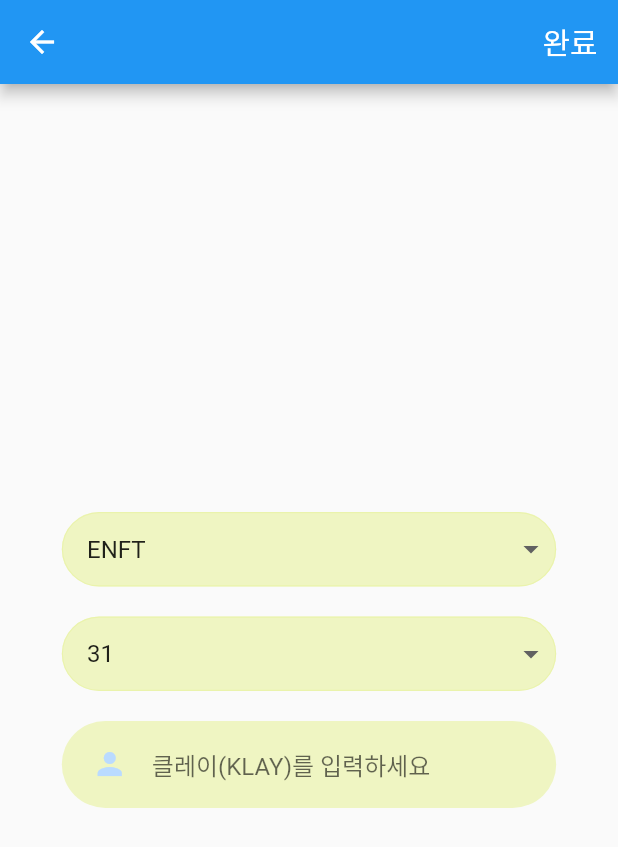
After one commit to ENFT-Token/client-app-getx, a Flutter app: the RequestTicketPage screen opened by its route, on a phone screen of 412 x 824 dp. The commit adds this screen. Shown: the top 847 px of the screen. Run offline on Flutter 3.47's test engine with Material 2 defaults, Android fonts, the phone set to English and light mode, and no system bars; our stand-ins replace convert, flutter_dotenv, flutter_svg, get, image_picker, location and 4 more; missing offline and left inert: android_intent_plus, dbcrypt, http_auth, jwt_decode; accounts and stored records are empty; network calls fail; statements that could not run were skipped; project files that could hold a hidden picture were left out.

Commit message:
Add: request_ticket page

```diff
--- /dev/null
+++ b/lib/app/binding/request_ticket.dart
@@ -0,0 +1,14 @@
+import 'package:get/get.dart';
+
+import 'package:enft/app/controller/request_ticket.dart';
+import 'package:enft/app/data/provider/request_ticket_api.dart';
+import 'package:enft/app/data/repository/request_ticket.dart';
+
+class RequestTicketBinding extends Bindings {
+  @override
+  void dependencies() {
+    Get.lazyPut(() =>
+        RequestTicketController(repository: RequestTicketRepository(
+            requestTicketApi: RequestTicketApi())));
+  }
+}
--- /dev/null
+++ b/lib/app/controller/request_ticket.dart
@@ -0,0 +1,66 @@
+import 'package:get/get.dart';
+
+import 'package:enft/app/data/repository/request_ticket.dart';
+
+// 시나리오
+// 1. 게시글에서 A 헬스장 사장님이 헬스장 이용권 홍보 및 판매 게시글을 올린다.
+// 2. 사용자는 그 글을 보고 마음에 들어 발급 요청 버튼을 누른다.
+// 3. 사용자는 헬스장 이용권 기간과 지불할 클레이튼을 입력한다.
+// 4. 사용자는 완료 버튼을 눌러 발급 요청을 하고, 클레이튼을 지불한다.
+// 5. A 헬스장 사장님은 발급 요청을 확인하고, 발급을 승인한다.
+// 6. 사용자는 이용권을 받는다.
+// 7. 만약 승인하지 않는다면, 클레이튼을 환불받는다.
+
+// 개발
+// 1. 사용자가 발급 요청 버튼을 누를 때, 헬스장 이름은 고정이며 헬스장 이용권 기간 목록 데이터를 받아와야 한다.
+// 2. 헬스장 이름은 텍스트, 헬스장 이용권 기간 목록은 드롭다운, 클레이튼은 텍스트폼이다.
+// 3. 완료 버튼을 누르면 발급 요청과 더불어 클레이튼을 지불한다.
+
+class RequestTicketController extends GetxController {
+  late final RequestTicketRepository repository;
+
+  RequestTicketController({required this.repository});
+
+  @override
+  onInit() async {
+    getTicketTerms();
+    getGymNames();
+  }
+
+  // 이 변수는 테스트용 변수입니다.
+  List<String> _gymNames = [];
+
+  // 이 변수들은 실제로 사용 될 변수입니다.
+  RxString _selectGymName = "".obs;
+  RxInt _selectTicketTerm = 0.obs;
+  List<int> _ticketTerms = [];
+  RxDouble _paymentKlay = 0.0.obs;
+
+  get gymNames => _gymNames;
+
+  get ticketTerms => _ticketTerms;
+
+  get selectGymName => _selectGymName.value;
+
+  set selectGymName(value) => _selectGymName.value = value;
+
+  get selectTicketTerm => _selectTicketTerm.value;
+
+  set selectTicketTerm(value) => _selectTicketTerm.value = value;
+
+  get paymentKlay => _paymentKlay.value;
+
+  set paymentKlay(value) => _paymentKlay.value = value;
+
+  // 실제 사용할 함수입니다.
+  getTicketTerms() {
+    _ticketTerms = repository.getTicketTerms();
+    selectTicketTerm = ticketTerms[0];
+  }
+
+  // 테스트용 함수입니다.
+  getGymNames() {
+    _gymNames = repository.getGymNames();
+    selectGymName = gymNames[0];
+  }
+}
--- /dev/null
+++ b/lib/app/data/provider/request_ticket_api.dart
@@ -0,0 +1,3 @@
+class RequestTicketApi {
+
+}
--- /dev/null
+++ b/lib/app/data/repository/request_ticket.dart
@@ -0,0 +1,13 @@
+import 'package:enft/app/data/provider/request_ticket_api.dart';
+
+class RequestTicketRepository {
+  late final RequestTicketApi requestTicketApi;
+
+  RequestTicketRepository({required this.requestTicketApi});
+
+  // 실제 사용할 함수입니다. 개월 수를 int로 받는다고 생각했습니다.
+  getTicketTerms() => [31, 61, 92, 182, 365];
+
+  // 테스트용 함수입니다. 헬스장 이름 목록을 받아옵니다.
+  getGymNames() => ['ENFT', 'MBTI', '아주대학교'];
+}
--- a/lib/app/route/app_routes.dart
+++ b/lib/app/route/app_routes.dart
@@ -22,13 +22,13 @@ import 'package:enft/app/ui/location/location.dart';
 import 'package:enft/app/binding/home.dart';
 import 'package:enft/app/binding/ticket.dart';
 import 'package:enft/app/binding/chat.dart';
-import 'package:enft/app/binding/message.dart';
+import 'package:enft/app/binding/request_ticket.dart';
 
 // after login
 import 'package:enft/app/ui/home/home.dart';
 import 'package:enft/app/ui/ticket/ticket.dart';
 import 'package:enft/app/ui/chat/chat.dart';
-import 'package:enft/app/ui/message/message.dart';
+import 'package:enft/app/ui/request_ticket/request_ticket.dart';
 
 class AppRoutes implements Routes {
   static final routes = [
@@ -68,9 +68,9 @@ class AppRoutes implements Routes {
         page: () => TicketPage(),
         bindings: [TicketBinding(), UserBinding()]),
     GetPage(name: '/chat', page: () => ChatPage(), bindings: [ChatBinding()]),
-    // GetPage(
-    //     name: '/message',
-    //     page: () => MessagePage(),
-    //     bindings: [MessageBinding(), ImageBinding(), UserBinding()]),
+    GetPage(
+        name: '/post/gym_name/request_ticket',
+        page: () => RequestTicketPage(),
+        bindings: [RequestTicketBinding()])
   ];
 }
--- /dev/null
+++ b/lib/app/ui/request_ticket/components/body.dart
@@ -0,0 +1,62 @@
+import 'package:flutter/material.dart';
+
+import 'package:get/get.dart';
+
+import 'package:enft/app/controller/request_ticket.dart';
+import 'package:enft/app/ui/request_ticket/components/rounded_drop_down.dart';
+import 'package:enft/app/ui/request_ticket/components/rounded_decimal_input_field.dart';
+
+class RequestTicketBody extends GetView<RequestTicketController> {
+  @override
+  Widget build(BuildContext context) {
+    return Center(
+        child: Column(
+      mainAxisAlignment: MainAxisAlignment.center,
+      crossAxisAlignment: CrossAxisAlignment.center,
+      children: [
+        Obx(() => RoundedDropDown(
+              child: DropdownButton(
+                elevation: 0,
+                borderRadius: BorderRadius.all(Radius.circular(29.0)),
+                hint: Text("성별을 고르세요"),
+                items: (controller.gymNames.map<DropdownMenuItem<String>>(
+                    (e) => DropdownMenuItem<String>(
+                          child: Text(e),
+                          value: e,
+                        ))).toList(),
+                value: controller.selectGymName,
+                onChanged: (value) {
+                  controller.selectGymName = value;
+                },
+              ),
+            )),
+        Obx(() => RoundedDropDown(
+                child: DropdownButton(
+              elevation: 0,
+              borderRadius: BorderRadius.all(Radius.circular(29.0)),
+              hint: Text("성별을 고르세요"),
+              items: controller.ticketTerms
+                  .map<DropdownMenuItem<int>>((e) => DropdownMenuItem<int>(
+                        child: Text(e.toString()),
+                        value: e,
+                      ))
+                  .toList(),
+              value: controller.selectTicketTerm,
+              onChanged: (value) {
+                controller.selectTicketTerm = value;
+              },
+            ))),
+        RoundedDecimalInputField(
+            hintText: "클레이(KLAY)를 입력하세요",
+            onChanged: (value) {
+              if (value.indexOf('.') != value.length && value.length > 0)
+                controller.paymentKlay = double.parse(value);
+            },
+            onSubmitted: (value) {
+              if (value.indexOf('.') != value.length && value.length > 0)
+                controller.paymentKlay = double.parse(value);
+            })
+      ],
+    ));
+  }
+}
--- /dev/null
+++ b/lib/app/ui/request_ticket/components/rounded_decimal_input_field.dart
@@ -0,0 +1,40 @@
+import 'package:flutter/material.dart';
+
+import 'package:enft/app/constant/constant.dart';
+import 'package:enft/app/ui/request_ticket/components/text_field_container.dart';
+import 'package:flutter/services.dart';
+
+class RoundedDecimalInputField extends StatelessWidget {
+  const RoundedDecimalInputField(
+      {Key? key,
+      required this.hintText,
+      this.icon = Icons.person,
+      required this.onChanged,
+      required this.onSubmitted})
+      : super(key: key);
+
+  final String hintText;
+  final IconData icon;
+  final ValueChanged<String> onChanged;
+  final ValueChanged<String> onSubmitted;
+
+  @override
+  Widget build(BuildContext context) {
+    return TextFieldContainer(
+        child: TextField(
+      inputFormatters: [
+        // 음수가 아닌 소수만 입력 가능
+        // 앞이 0인 정수 불가
+        FilteringTextInputFormatter.allow(
+            RegExp(r'^[0-9]+(\\.[0-9]{1,2})?$')),
+      ],
+      onChanged: onChanged,
+      onSubmitted: onSubmitted,
+      decoration: InputDecoration(
+          icon: Icon(icon, color: kPrimaryColor),
+          counterText: '',
+          hintText: hintText,
+          border: InputBorder.none),
+    ));
+  }
+}
--- /dev/null
+++ b/lib/app/ui/request_ticket/components/rounded_drop_down.dart
@@ -0,0 +1,48 @@
+import 'package:flutter/material.dart';
+
+import 'package:get/get.dart';
+
+import 'package:enft/app/constant/constant.dart';
+
+import 'package:enft/app/controller/register.dart';
+
+class RoundedDropDown extends GetView<RegisterController> {
+  RoundedDropDown(
+      {Key? key, required this.child, this.textColor = Colors.white})
+      : super(key: key);
+
+  Widget child;
+  final Color textColor;
+
+  @override
+  Widget build(BuildContext context) {
+    Size size = MediaQuery.of(context).size;
+    // total height = margin 20 + hint 20
+
+    return Container(
+        margin: EdgeInsets.symmetric(vertical: 10),
+        width: size.width * 0.8,
+        decoration: BoxDecoration(
+          color: kPrimaryLightColor,
+          borderRadius: BorderRadius.circular(29.0),
+          border: Border.all(
+              color: kPrimaryLightColor, style: BorderStyle.solid, width: 0.80),
+        ),
+        child: ClipRRect(
+            borderRadius: BorderRadius.circular(29),
+            child: Theme(
+                data: ThemeData(
+                  canvasColor: kPrimaryLightColor,
+                  primaryColor: Colors.white,
+                  // primaryColor: kPrimaryLightColor,
+                ),
+                child: // Your Dropdown Code Here,
+                    DropdownButtonHideUnderline(
+                  child: ButtonTheme(
+                      padding: const EdgeInsets.symmetric(
+                          vertical: 20, horizontal: 40),
+                      alignedDropdown: true,
+                      child: child),
+                ))));
+  }
+}
--- /dev/null
+++ b/lib/app/ui/request_ticket/components/text_field_container.dart
@@ -0,0 +1,23 @@
+import 'package:flutter/material.dart';
+
+import 'package:enft/app/constant/constant.dart';
+
+class TextFieldContainer extends StatelessWidget {
+  const TextFieldContainer({Key? key, required this.child}) : super(key: key);
+
+  final Widget child;
+
+  @override
+  Widget build(BuildContext context) {
+    Size size = MediaQuery.of(context).size;
+    // total height = margin 20 + padding 10 + hint 20?
+    return Container(
+      margin: EdgeInsets.symmetric(vertical: 10),
+      padding: const EdgeInsets.symmetric(horizontal: 20, vertical: 5),
+      width: size.width * 0.8,
+      decoration: BoxDecoration(
+          color: kPrimaryLightColor, borderRadius: BorderRadius.circular(29)),
+      child: child,
+    );
+  }
+}
--- /dev/null
+++ b/lib/app/ui/request_ticket/request_ticket.dart
@@ -0,0 +1,25 @@
+import 'package:flutter/material.dart';
+
+import 'package:enft/app/ui/request_ticket/components/body.dart';
+
+class RequestTicketPage extends StatelessWidget {
+  @override
+  Widget build(BuildContext context) {
+    return SafeArea(
+        child: Scaffold(appBar: buildAppBar(), body: RequestTicketBody()));
+  }
+
+  AppBar buildAppBar() {
+    return AppBar(
+      actions: [
+        TextButton(
+          // 이 부분에 발급 요청 함수 작성
+            onPressed: () {},
+            child: Text(
+              "완료",
+              style: TextStyle(color: Colors.white, fontSize: 20),
+            ))
+      ],
+    );
+  }
+}
--- a/lib/app/ui/wallet/components/body.dart
+++ b/lib/app/ui/wallet/components/body.dart
@@ -24,7 +24,10 @@ class Body extends GetView<KlipController> {
                     klaytnPrice: controller.klaytnPrice,
                     receiveKlay: () {},
                     sendKlay: () {}),
-
+                OutlinedButton(
+                    onPressed: () =>
+                        Get.toNamed('/post/gym_name/request_ticket'),
+                    child: Text("발급 요청"))
               ],
             )));
   }
```
